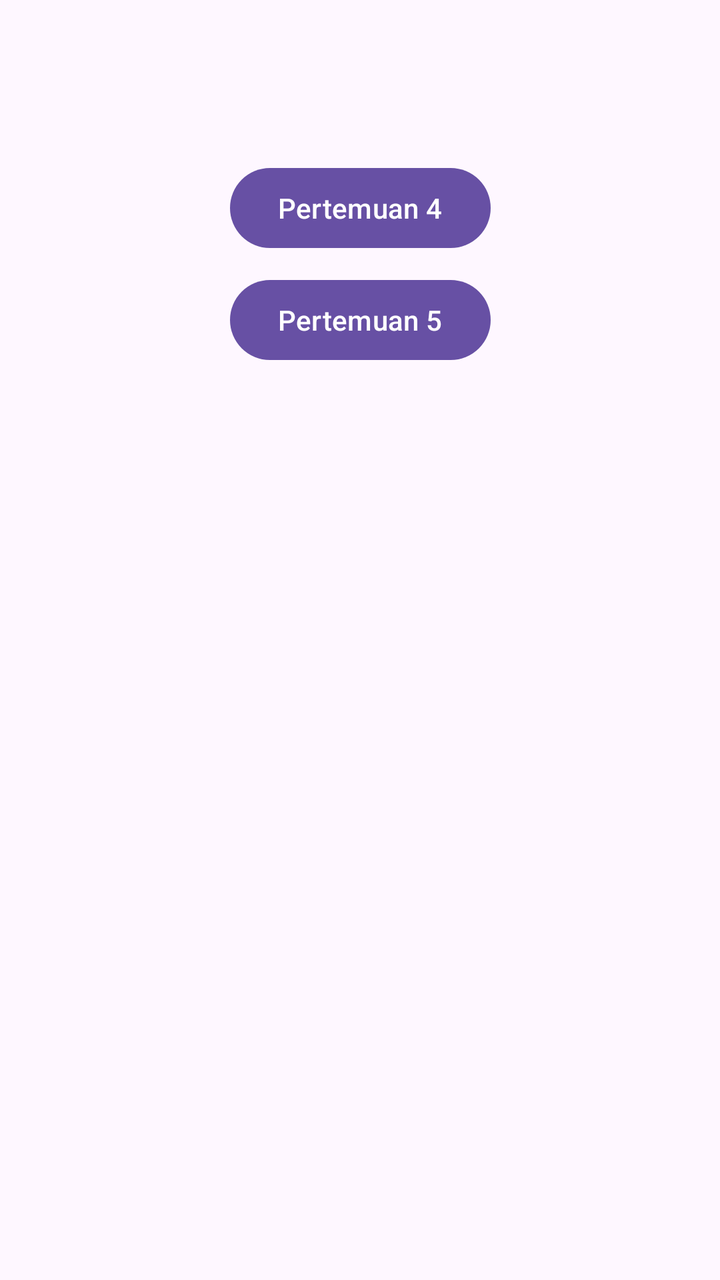
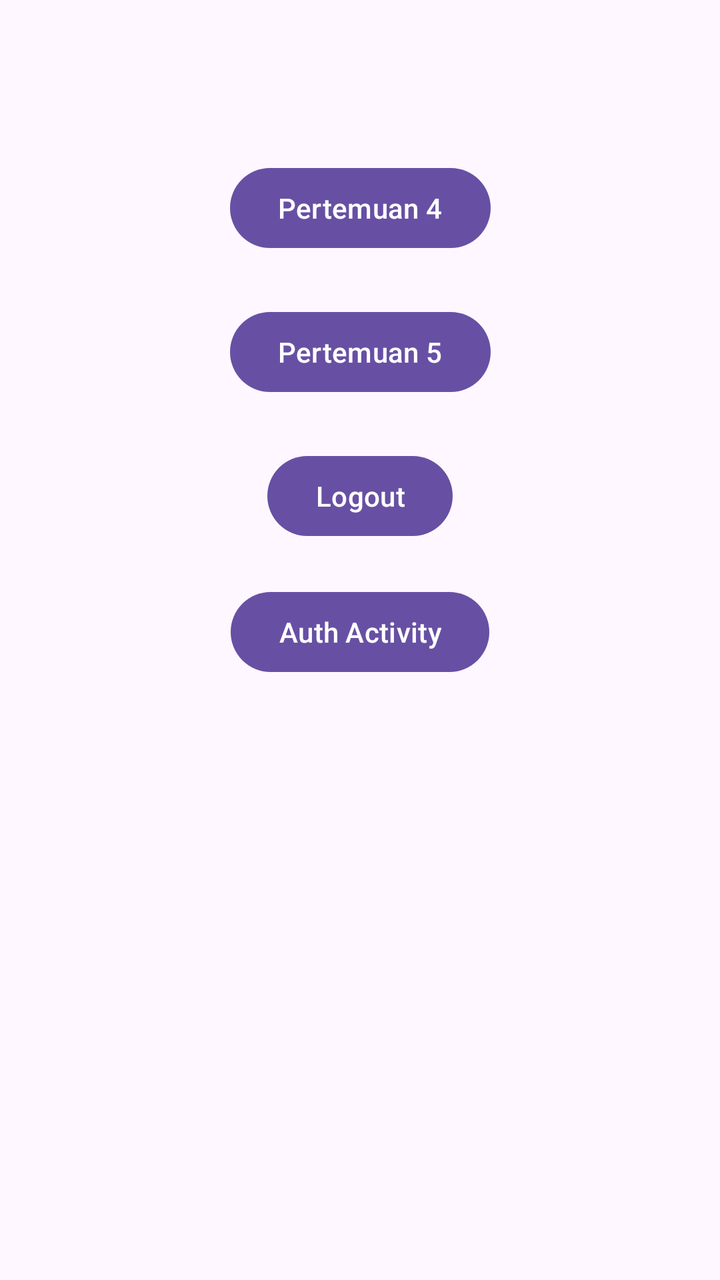

Compare the two renders of this Android layout. The source of the first and the diff that turns it into the second are given below.
<!-- AndroidManifest.xml: application theme Theme.PratikumMobileRifa -->
<!-- res/layout/activity_main.xml -->
<?xml version="1.0" encoding="utf-8"?>
<androidx.constraintlayout.widget.ConstraintLayout xmlns:android="http://schemas.android.com/apk/res/android"
    xmlns:app="http://schemas.android.com/apk/res-auto"
    xmlns:tools="http://schemas.android.com/tools"
    android:id="@+id/main"
    android:layout_width="match_parent"
    android:layout_height="match_parent"
    tools:context=".MainActivity">

    <Button
        android:id="@+id/btnToFourth"
        android:layout_width="wrap_content"
        android:layout_height="wrap_content"
        android:layout_marginBottom="512dp"
        android:text="Pertemuan 4"
        app:layout_constraintBottom_toBottomOf="parent"
        app:layout_constraintEnd_toEndOf="parent"
        app:layout_constraintStart_toStartOf="parent" />

    <Button
        android:id="@+id/btnToFifth"
        android:layout_width="wrap_content"
        android:layout_height="wrap_content"
        android:layout_marginBottom="456dp"
        android:text="Pertemuan 5"
        app:layout_constraintBottom_toBottomOf="parent"
        app:layout_constraintEnd_toEndOf="parent"
        app:layout_constraintStart_toStartOf="parent" />
</androidx.constraintlayout.widget.ConstraintLayout>
<!-- resources referenced by this layout -->
<resources>
  <style name="Theme.PratikumMobileRifa" parent="Base.Theme.PratikumMobileRifa" />
  <style name="Base.Theme.PratikumMobileRifa" parent="Theme.Material3.DayNight.NoActionBar">
          
          
      </style>
</resources>

<!-- the commit's change to res/layout/activity_main.xml (unified diff, before → after) -->
@@ -21,9 +21,29 @@
         android:id="@+id/btnToFifth"
         android:layout_width="wrap_content"
         android:layout_height="wrap_content"
-        android:layout_marginBottom="456dp"
+        android:layout_marginBottom="440dp"
         android:text="Pertemuan 5"
         app:layout_constraintBottom_toBottomOf="parent"
         app:layout_constraintEnd_toEndOf="parent"
         app:layout_constraintStart_toStartOf="parent" />
+
+    <Button
+        android:id="@+id/btnLogout"
+        android:layout_width="wrap_content"
+        android:layout_height="wrap_content"
+        android:layout_marginBottom="368dp"
+        android:text="Logout"
+        app:layout_constraintBottom_toBottomOf="parent"
+        app:layout_constraintEnd_toEndOf="parent"
+        app:layout_constraintStart_toStartOf="parent" />
+
+    <Button
+        android:id="@+id/btnToAuth"
+        android:layout_width="wrap_content"
+        android:layout_height="wrap_content"
+        android:layout_marginBottom="300dp"
+        android:text="Auth Activity"
+        app:layout_constraintBottom_toBottomOf="parent"
+        app:layout_constraintEnd_toEndOf="parent"
+        app:layout_constraintStart_toStartOf="parent" />
 </androidx.constraintlayout.widget.ConstraintLayout>
